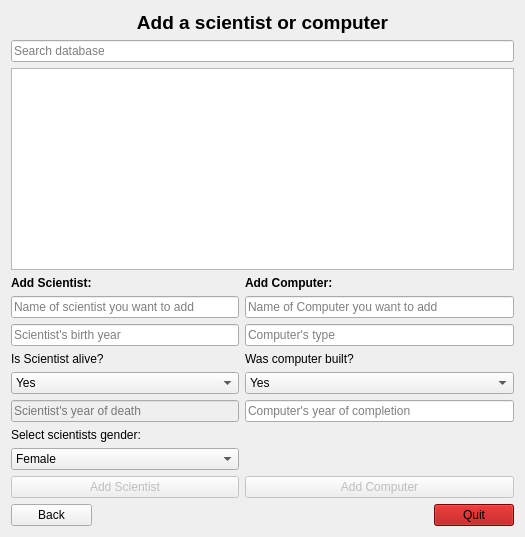
Chiquita40-VLN-H2016/chiquita40, file Skil3/AddWindow.ui: the form before one commit.
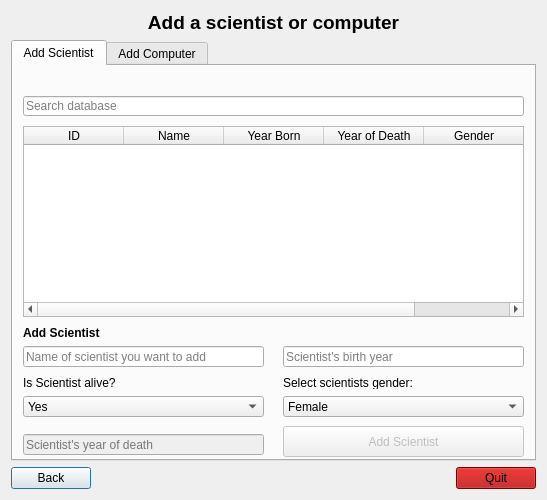
The form after the commit. The open tabs and pages were chosen to show the change. Icons and pictures are not drawn.

Commit message: fixing id sorting and changing lists to tabs in Add

Diff of the .ui file:
```diff
--- a/Skil3/AddWindow.ui
+++ b/Skil3/AddWindow.ui
@@ -6,8 +6,8 @@
    <rect>
     <x>0</x>
     <y>0</y>
-    <width>525</width>
-    <height>537</height>
+    <width>547</width>
+    <height>500</height>
    </rect>
   </property>
   <property name="windowTitle">
@@ -18,215 +18,14 @@
     <normaloff>:/icons/Images/computerIcon.png</normaloff>:/icons/Images/computerIcon.png</iconset>
   </property>
   <layout class="QGridLayout" name="gridLayout">
-   <item row="2" column="0" colspan="6">
-    <widget class="QListWidget" name="list_addPageSearchResult"/>
-   </item>
-   <item row="3" column="0">
-    <widget class="QLabel" name="label_2">
-     <property name="text">
-      <string>&lt;html&gt;&lt;head/&gt;&lt;body&gt;&lt;p&gt;&lt;span style=&quot; font-weight:600;&quot;&gt;Add Scientist:&lt;/span&gt;&lt;/p&gt;&lt;/body&gt;&lt;/html&gt;</string>
-     </property>
-    </widget>
-   </item>
-   <item row="4" column="0" colspan="3">
-    <widget class="QLineEdit" name="input_addNameScientist">
-     <property name="autoFillBackground">
-      <bool>false</bool>
-     </property>
-     <property name="text">
-      <string/>
-     </property>
-     <property name="placeholderText">
-      <string>Name of scientist you want to add</string>
-     </property>
-    </widget>
-   </item>
-   <item row="8" column="3" colspan="3">
-    <widget class="QLineEdit" name="input_addYearOfCompletion">
-     <property name="enabled">
-      <bool>true</bool>
-     </property>
-     <property name="autoFillBackground">
-      <bool>false</bool>
-     </property>
-     <property name="text">
-      <string/>
-     </property>
-     <property name="placeholderText">
-      <string>Computer's year of completion</string>
-     </property>
-    </widget>
-   </item>
-   <item row="9" column="0" colspan="2">
-    <widget class="QLabel" name="label_addScientist">
-     <property name="text">
-      <string>Select scientists gender:</string>
-     </property>
-    </widget>
-   </item>
-   <item row="6" column="0" colspan="2">
-    <widget class="QLabel" name="label_ScientistAlive">
-     <property name="text">
-      <string>Is Scientist alive?</string>
-     </property>
-    </widget>
-   </item>
-   <item row="3" column="1" colspan="2">
-    <widget class="QLabel" name="label_addScientistErrorMessage">
-     <property name="text">
-      <string/>
-     </property>
-    </widget>
-   </item>
-   <item row="6" column="3">
-    <widget class="QLabel" name="label_addComputerBuilt">
-     <property name="text">
-      <string>Was computer built?</string>
-     </property>
-    </widget>
-   </item>
-   <item row="7" column="0" colspan="3">
-    <widget class="QComboBox" name="comboBox_addSAlive">
-     <item>
-      <property name="text">
-       <string>Yes</string>
-      </property>
-     </item>
-     <item>
-      <property name="text">
-       <string>No</string>
-      </property>
-     </item>
-    </widget>
-   </item>
-   <item row="4" column="3" colspan="3">
-    <widget class="QLineEdit" name="input_addNameComputer">
-     <property name="autoFillBackground">
-      <bool>false</bool>
-     </property>
-     <property name="text">
-      <string/>
-     </property>
-     <property name="placeholderText">
-      <string>Name of Computer you want to add</string>
-     </property>
-    </widget>
-   </item>
-   <item row="5" column="0" colspan="3">
-    <widget class="QLineEdit" name="input_addYearBorn">
-     <property name="autoFillBackground">
-      <bool>false</bool>
-     </property>
-     <property name="text">
-      <string/>
-     </property>
-     <property name="placeholderText">
-      <string>Scientist's birth year</string>
-     </property>
-    </widget>
-   </item>
-   <item row="5" column="3" colspan="3">
-    <widget class="QLineEdit" name="input_addType">
-     <property name="autoFillBackground">
-      <bool>false</bool>
-     </property>
-     <property name="text">
-      <string/>
-     </property>
-     <property name="placeholderText">
-      <string>Computer's type</string>
-     </property>
-    </widget>
-   </item>
-   <item row="10" column="0" colspan="3">
-    <widget class="QComboBox" name="comboBox_addSGender">
-     <item>
-      <property name="text">
-       <string>Female</string>
-      </property>
-     </item>
-     <item>
-      <property name="text">
-       <string>Male</string>
-      </property>
-     </item>
-    </widget>
-   </item>
-   <item row="8" column="0" colspan="3">
-    <widget class="QLineEdit" name="input_addYearOfDeath">
-     <property name="enabled">
-      <bool>false</bool>
-     </property>
-     <property name="autoFillBackground">
-      <bool>false</bool>
-     </property>
-     <property name="text">
-      <string/>
-     </property>
-     <property name="placeholderText">
-      <string>Scientist's year of death</string>
-     </property>
-    </widget>
-   </item>
-   <item row="3" column="3">
-    <widget class="QLabel" name="label_addComputer">
-     <property name="text">
-      <string>&lt;html&gt;&lt;head/&gt;&lt;body&gt;&lt;p&gt;&lt;span style=&quot; font-weight:600;&quot;&gt;Add Computer:&lt;/span&gt;&lt;/p&gt;&lt;/body&gt;&lt;/html&gt;</string>
-     </property>
-    </widget>
-   </item>
-   <item row="3" column="4" colspan="2">
-    <widget class="QLabel" name="label_addComputerErrorMessage">
-     <property name="text">
-      <string/>
-     </property>
-    </widget>
-   </item>
-   <item row="11" column="3" colspan="3">
-    <widget class="QPushButton" name="button_addComputer">
-     <property name="enabled">
-      <bool>false</bool>
-     </property>
-     <property name="text">
-      <string>Add Computer</string>
-     </property>
-    </widget>
-   </item>
-   <item row="7" column="3" colspan="3">
-    <widget class="QComboBox" name="comboBox_addCBuilt">
-     <item>
-      <property name="text">
-       <string>Yes</string>
-      </property>
-     </item>
-     <item>
-      <property name="text">
-       <string>No</string>
-      </property>
-     </item>
-    </widget>
-   </item>
-   <item row="12" column="5">
-    <widget class="QPushButton" name="button_addQuit">
-     <property name="styleSheet">
-      <string notr="true">background-color: rgb(170, 0, 0);
-selection-color: rgb(170, 0, 0);
-color: rgb(170, 0, 0);
-color: rgb(0, 0, 0);</string>
-     </property>
-     <property name="text">
-      <string>Quit</string>
-     </property>
-    </widget>
-   </item>
-   <item row="12" column="0">
+   <item row="2" column="0">
     <widget class="QPushButton" name="button_addBack">
      <property name="text">
       <string>Back</string>
      </property>
     </widget>
    </item>
-   <item row="12" column="1" colspan="4">
+   <item row="2" column="1">
     <spacer name="horizontalSpacer">
      <property name="orientation">
       <enum>Qt::Horizontal</enum>
@@ -239,30 +38,483 @@
      </property>
     </spacer>
    </item>
-   <item row="11" column="0" colspan="3">
-    <widget class="QPushButton" name="button_addScientist">
-     <property name="enabled">
-      <bool>false</bool>
+   <item row="2" column="2">
+    <widget class="QPushButton" name="button_addQuit">
+     <property name="styleSheet">
+      <string notr="true">background-color: rgb(170, 0, 0);
+selection-color: rgb(170, 0, 0);
+color: rgb(170, 0, 0);
+color: rgb(0, 0, 0);</string>
      </property>
      <property name="text">
-      <string>Add Scientist</string>
+      <string>Quit</string>
      </property>
     </widget>
    </item>
-   <item row="1" column="0" colspan="6">
-    <widget class="QLineEdit" name="input_addPageSearch">
-     <property name="placeholderText">
-      <string>Search database</string>
-     </property>
-    </widget>
-   </item>
-   <item row="0" column="0" colspan="6">
+   <item row="0" column="0" colspan="3">
     <widget class="QLabel" name="label_addHeader">
      <property name="text">
       <string>&lt;html&gt;&lt;head/&gt;&lt;body&gt;&lt;p align=&quot;center&quot;&gt;&lt;span style=&quot; font-size:14pt; font-weight:600;&quot;&gt;Add a scientist or computer&lt;/span&gt;&lt;/p&gt;&lt;/body&gt;&lt;/html&gt;</string>
      </property>
     </widget>
    </item>
+   <item row="1" column="0" colspan="3">
+    <widget class="QTabWidget" name="tabWidget_add">
+     <property name="currentIndex">
+      <number>1</number>
+     </property>
+     <widget class="QWidget" name="tab_addScientist">
+      <attribute name="title">
+       <string>Add Scientist</string>
+      </attribute>
+      <widget class="QLabel" name="label_addScientist">
+       <property name="geometry">
+        <rect>
+         <x>270</x>
+         <y>310</y>
+         <width>159</width>
+         <height>13</height>
+        </rect>
+       </property>
+       <property name="text">
+        <string>Select scientists gender:</string>
+       </property>
+      </widget>
+      <widget class="QLabel" name="label_addScientist_3">
+       <property name="geometry">
+        <rect>
+         <x>10</x>
+         <y>260</y>
+         <width>77</width>
+         <height>13</height>
+        </rect>
+       </property>
+       <property name="text">
+        <string>&lt;html&gt;&lt;head/&gt;&lt;body&gt;&lt;p&gt;&lt;span style=&quot; font-weight:600;&quot;&gt;Add Scientist:&lt;/span&gt;&lt;/p&gt;&lt;/body&gt;&lt;/html&gt;</string>
+       </property>
+      </widget>
+      <widget class="QComboBox" name="comboBox_addSGender">
+       <property name="geometry">
+        <rect>
+         <x>270</x>
+         <y>330</y>
+         <width>241</width>
+         <height>21</height>
+        </rect>
+       </property>
+       <item>
+        <property name="text">
+         <string>Female</string>
+        </property>
+       </item>
+       <item>
+        <property name="text">
+         <string>Male</string>
+        </property>
+       </item>
+      </widget>
+      <widget class="QLineEdit" name="input_addScientistSearch">
+       <property name="geometry">
+        <rect>
+         <x>10</x>
+         <y>30</y>
+         <width>501</width>
+         <height>20</height>
+        </rect>
+       </property>
+       <property name="placeholderText">
+        <string>Search database</string>
+       </property>
+      </widget>
+      <widget class="QLineEdit" name="input_addYearOfDeath">
+       <property name="enabled">
+        <bool>false</bool>
+       </property>
+       <property name="geometry">
+        <rect>
+         <x>10</x>
+         <y>368</y>
+         <width>241</width>
+         <height>21</height>
+        </rect>
+       </property>
+       <property name="autoFillBackground">
+        <bool>false</bool>
+       </property>
+       <property name="text">
+        <string/>
+       </property>
+       <property name="placeholderText">
+        <string>Scientist's year of death</string>
+       </property>
+      </widget>
+      <widget class="QComboBox" name="comboBox_addSAlive">
+       <property name="geometry">
+        <rect>
+         <x>10</x>
+         <y>330</y>
+         <width>241</width>
+         <height>21</height>
+        </rect>
+       </property>
+       <item>
+        <property name="text">
+         <string>Yes</string>
+        </property>
+       </item>
+       <item>
+        <property name="text">
+         <string>No</string>
+        </property>
+       </item>
+      </widget>
+      <widget class="QLabel" name="label_ScientistAlive">
+       <property name="geometry">
+        <rect>
+         <x>10</x>
+         <y>310</y>
+         <width>159</width>
+         <height>13</height>
+        </rect>
+       </property>
+       <property name="text">
+        <string>Is Scientist alive?</string>
+       </property>
+      </widget>
+      <widget class="QLabel" name="label_addScientistErrorMessage">
+       <property name="geometry">
+        <rect>
+         <x>100</x>
+         <y>258</y>
+         <width>141</width>
+         <height>16</height>
+        </rect>
+       </property>
+       <property name="text">
+        <string/>
+       </property>
+      </widget>
+      <widget class="QLineEdit" name="input_addNameScientist">
+       <property name="geometry">
+        <rect>
+         <x>10</x>
+         <y>280</y>
+         <width>241</width>
+         <height>21</height>
+        </rect>
+       </property>
+       <property name="autoFillBackground">
+        <bool>false</bool>
+       </property>
+       <property name="text">
+        <string/>
+       </property>
+       <property name="placeholderText">
+        <string>Name of scientist you want to add</string>
+       </property>
+      </widget>
+      <widget class="QLineEdit" name="input_addYearBorn">
+       <property name="geometry">
+        <rect>
+         <x>270</x>
+         <y>280</y>
+         <width>241</width>
+         <height>21</height>
+        </rect>
+       </property>
+       <property name="autoFillBackground">
+        <bool>false</bool>
+       </property>
+       <property name="text">
+        <string/>
+       </property>
+       <property name="placeholderText">
+        <string>Scientist's birth year</string>
+       </property>
+      </widget>
+      <widget class="QPushButton" name="button_addScientist">
+       <property name="enabled">
+        <bool>false</bool>
+       </property>
+       <property name="geometry">
+        <rect>
+         <x>270</x>
+         <y>360</y>
+         <width>241</width>
+         <height>31</height>
+        </rect>
+       </property>
+       <property name="text">
+        <string>Add Scientist</string>
+       </property>
+      </widget>
+      <widget class="QTableWidget" name="table_addScientist">
+       <property name="geometry">
+        <rect>
+         <x>10</x>
+         <y>60</y>
+         <width>501</width>
+         <height>191</height>
+        </rect>
+       </property>
+       <property name="editTriggers">
+        <set>QAbstractItemView::NoEditTriggers</set>
+       </property>
+       <property name="showGrid">
+        <bool>false</bool>
+       </property>
+       <property name="sortingEnabled">
+        <bool>true</bool>
+       </property>
+       <attribute name="horizontalHeaderStretchLastSection">
+        <bool>true</bool>
+       </attribute>
+       <attribute name="verticalHeaderVisible">
+        <bool>false</bool>
+       </attribute>
+       <column>
+        <property name="text">
+         <string>ID</string>
+        </property>
+       </column>
+       <column>
+        <property name="text">
+         <string>Name</string>
+        </property>
+       </column>
+       <column>
+        <property name="text">
+         <string>Year Born</string>
+        </property>
+       </column>
+       <column>
+        <property name="text">
+         <string>Year of Death</string>
+        </property>
+       </column>
+       <column>
+        <property name="text">
+         <string>Gender</string>
+        </property>
+       </column>
+      </widget>
+      <widget class="QLabel" name="label_searchScientistsNoResults">
+       <property name="geometry">
+        <rect>
+         <x>10</x>
+         <y>10</y>
+         <width>191</width>
+         <height>16</height>
+        </rect>
+       </property>
+       <property name="text">
+        <string/>
+       </property>
+      </widget>
+     </widget>
+     <widget class="QWidget" name="tab_addComputer">
+      <attribute name="title">
+       <string>Add Computer</string>
+      </attribute>
+      <widget class="QLabel" name="label_addComputer">
+       <property name="geometry">
+        <rect>
+         <x>13</x>
+         <y>270</y>
+         <width>97</width>
+         <height>13</height>
+        </rect>
+       </property>
+       <property name="text">
+        <string>&lt;html&gt;&lt;head/&gt;&lt;body&gt;&lt;p&gt;&lt;span style=&quot; font-weight:600;&quot;&gt;Add Computer:&lt;/span&gt;&lt;/p&gt;&lt;/body&gt;&lt;/html&gt;</string>
+       </property>
+      </widget>
+      <widget class="QLineEdit" name="input_addNameComputer">
+       <property name="geometry">
+        <rect>
+         <x>11</x>
+         <y>290</y>
+         <width>241</width>
+         <height>20</height>
+        </rect>
+       </property>
+       <property name="autoFillBackground">
+        <bool>false</bool>
+       </property>
+       <property name="text">
+        <string/>
+       </property>
+       <property name="placeholderText">
+        <string>Name of Computer you want to add</string>
+       </property>
+      </widget>
+      <widget class="QLineEdit" name="input_addType">
+       <property name="geometry">
+        <rect>
+         <x>270</x>
+         <y>290</y>
+         <width>241</width>
+         <height>20</height>
+        </rect>
+       </property>
+       <property name="autoFillBackground">
+        <bool>false</bool>
+       </property>
+       <property name="text">
+        <string/>
+       </property>
+       <property name="placeholderText">
+        <string>Computer's type</string>
+       </property>
+      </widget>
+      <widget class="QLabel" name="label_addComputerBuilt">
+       <property name="geometry">
+        <rect>
+         <x>12</x>
+         <y>320</y>
+         <width>97</width>
+         <height>13</height>
+        </rect>
+       </property>
+       <property name="text">
+        <string>Was computer built?</string>
+       </property>
+      </widget>
+      <widget class="QComboBox" name="comboBox_addCBuilt">
+       <property name="geometry">
+        <rect>
+         <x>11</x>
+         <y>340</y>
+         <width>241</width>
+         <height>20</height>
+        </rect>
+       </property>
+       <item>
+        <property name="text">
+         <string>Yes</string>
+        </property>
+       </item>
+       <item>
+        <property name="text">
+         <string>No</string>
+        </property>
+       </item>
+      </widget>
+      <widget class="QLineEdit" name="input_addYearOfCompletion">
+       <property name="enabled">
+        <bool>true</bool>
+       </property>
+       <property name="geometry">
+        <rect>
+         <x>270</x>
+         <y>340</y>
+         <width>241</width>
+         <height>20</height>
+        </rect>
+       </property>
+       <property name="autoFillBackground">
+        <bool>false</bool>
+       </property>
+       <property name="text">
+        <string/>
+       </property>
+       <property name="placeholderText">
+        <string>Computer's year of completion</string>
+       </property>
+      </widget>
+      <widget class="QLabel" name="label_addComputerErrorMessage">
+       <property name="geometry">
+        <rect>
+         <x>115</x>
+         <y>271</y>
+         <width>157</width>
+         <height>13</height>
+        </rect>
+       </property>
+       <property name="text">
+        <string/>
+       </property>
+      </widget>
+      <widget class="QPushButton" name="button_addComputer">
+       <property name="enabled">
+        <bool>false</bool>
+       </property>
+       <property name="geometry">
+        <rect>
+         <x>270</x>
+         <y>370</y>
+         <width>241</width>
+         <height>23</height>
+        </rect>
+       </property>
+       <property name="text">
+        <string>Add Computer</string>
+       </property>
+      </widget>
+      <widget class="QLineEdit" name="input_searchComputer">
+       <property name="geometry">
+        <rect>
+         <x>10</x>
+         <y>30</y>
+         <width>501</width>
+         <height>20</height>
+        </rect>
+       </property>
+       <property name="placeholderText">
+        <string>Search Computers</string>
+       </property>
+      </widget>
+      <widget class="QTableWidget" name="table_addComputer">
+       <property name="geometry">
+        <rect>
+         <x>10</x>
+         <y>60</y>
+         <width>501</width>
+         <height>201</height>
+        </rect>
+       </property>
+       <column>
+        <property name="text">
+         <string>ID</string>
+        </property>
+       </column>
+       <column>
+        <property name="text">
+         <string>Name</string>
+        </property>
+       </column>
+       <column>
+        <property name="text">
+         <string>Build Year</string>
+        </property>
+       </column>
+       <column>
+        <property name="text">
+         <string>Type</string>
+        </property>
+       </column>
+       <column>
+        <property name="text">
+         <string>Was Built</string>
+        </property>
+       </column>
+      </widget>
+      <widget class="QLabel" name="label_searchComputerNoResults">
+       <property name="geometry">
+        <rect>
+         <x>11</x>
+         <y>10</y>
+         <width>191</width>
+         <height>16</height>
+        </rect>
+       </property>
+       <property name="text">
+        <string/>
+       </property>
+      </widget>
+     </widget>
+    </widget>
+   </item>
   </layout>
  </widget>
  <resources>
```
The commit also changes 6 other files.
